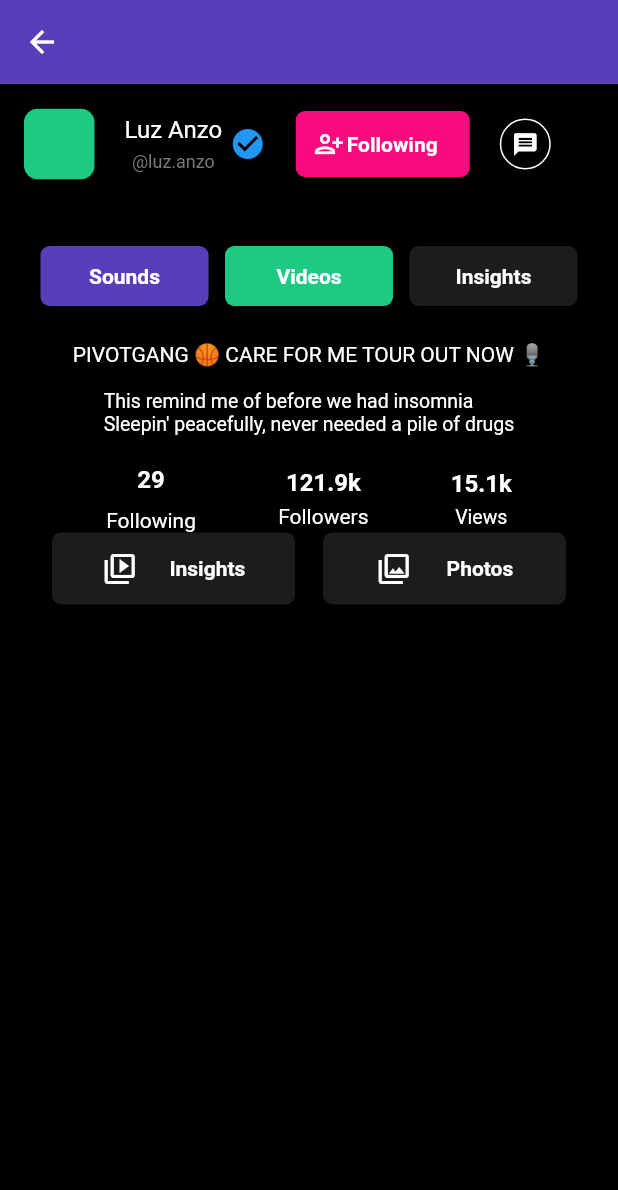
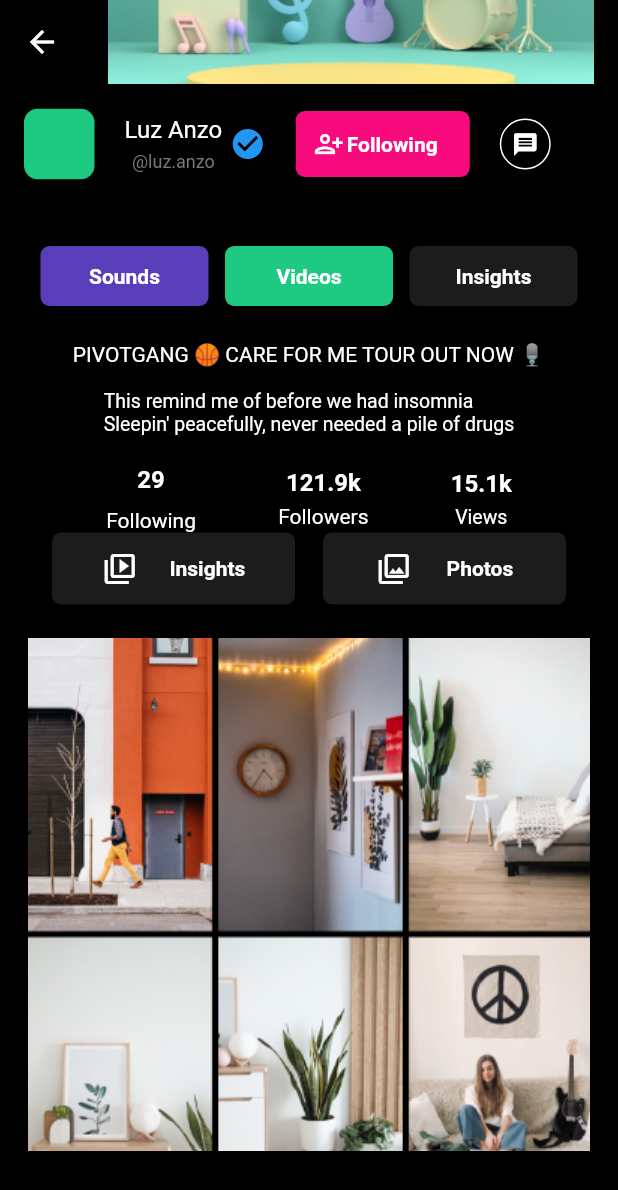
Before and after one commit to doublealpha21/playback_ui, a Flutter app: the OtherProfile screen opened directly, on a phone screen of 412 x 824 dp. Shown: the top 1190 px of the screen. Run offline on Flutter 3.47's test engine with Material 2 defaults, Android fonts, the phone set to English and light mode, and no system bars; our stand-ins replace expansion_tile_card, flutter_vector_icons.

Commit message:
Clean up of Ui

```diff
--- a/lib/screens/boost_videos/boost_videos5.dart
+++ b/lib/screens/boost_videos/boost_videos5.dart
@@ -64,7 +64,7 @@ class BoostVideos5 extends StatelessWidget {
                 SizedBox(
                   width: 296,
                   height: 580,
-                  child: Expanded(child: Image.asset('images/group_3210.png')),
+                  child: Image.asset('images/group_3210.png'),
                 ),
                 Container(
                   height: 2,
--- a/lib/screens/home/search_view.dart
+++ b/lib/screens/home/search_view.dart
@@ -13,6 +13,8 @@ class SearchView extends StatelessWidget {
       backgroundColor: ColorResources.Black,
       body: Column(
         children: [
+          VerticalSpace(),
+          VerticalSpace(),
           Row(
             mainAxisAlignment: MainAxisAlignment.spaceEvenly,
             children: [
--- a/lib/screens/profile/my_profile.dart
+++ b/lib/screens/profile/my_profile.dart
@@ -356,6 +356,7 @@ class MyProfile extends StatelessWidget {
                   ),
                 ],
               ),
+              VerticalSpace(),
               Image.asset('images/group_2895.png')
             ],
           ))
--- a/lib/screens/profile/other_profile.dart
+++ b/lib/screens/profile/other_profile.dart
@@ -13,7 +13,8 @@ class OtherProfile extends StatelessWidget {
     return Scaffold(
       backgroundColor: ColorResources.Black,
       appBar: AppBar(
-        backgroundColor: ColorResources.PrimaryPurple,
+        backgroundColor: Colors.transparent,
+        title: Image.asset('images/image_1.png'),
       ),
       body: Column(
         children: [
@@ -349,7 +350,9 @@ class OtherProfile extends StatelessWidget {
                     ],
                   ),
                 ],
-              )
+              ),
+              VerticalSpace(),
+              Image.asset('images/group_2895.png')
             ],
           ))
         ],
```
Also changed, not shown: lib/screens/analytic/select_post.dart (+3 -5 lines), lib/screens/home/search_results.dart (+7 -29 lines).
